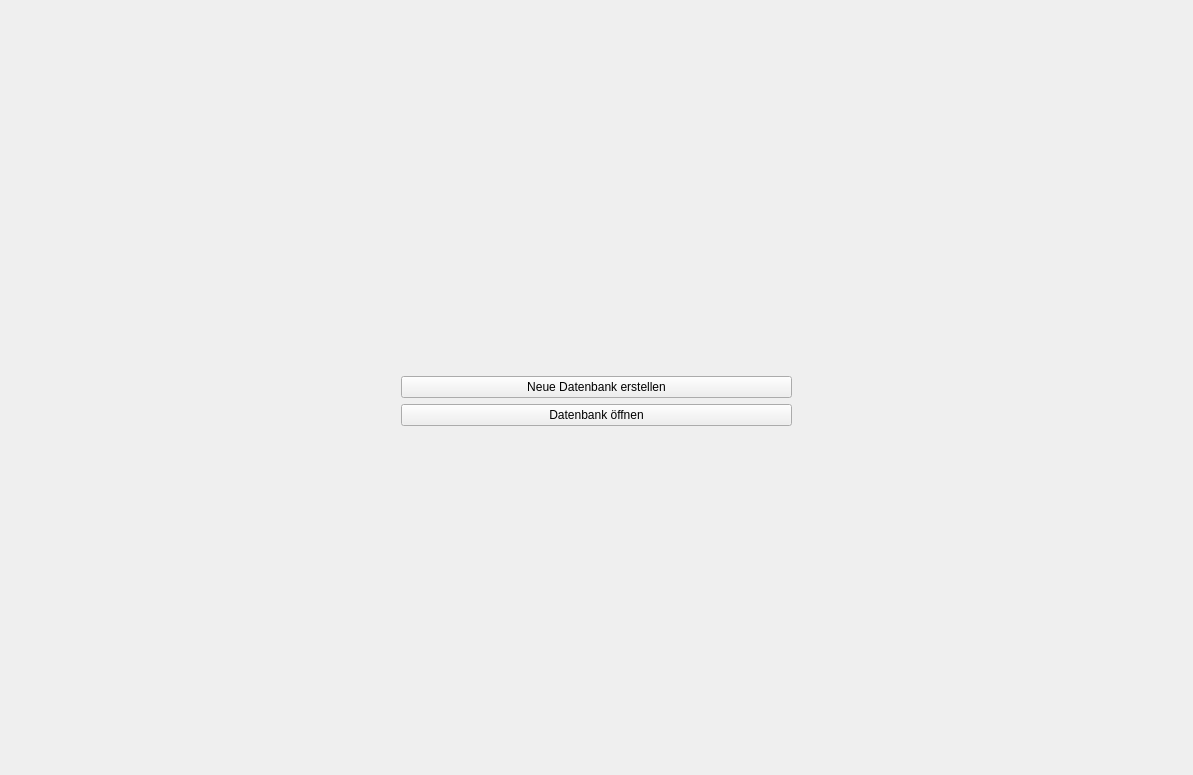
The window that ui/WelcomeWidget.ui (JulWit/PasswordManager) describes before a commit, drawn with Qt 5.
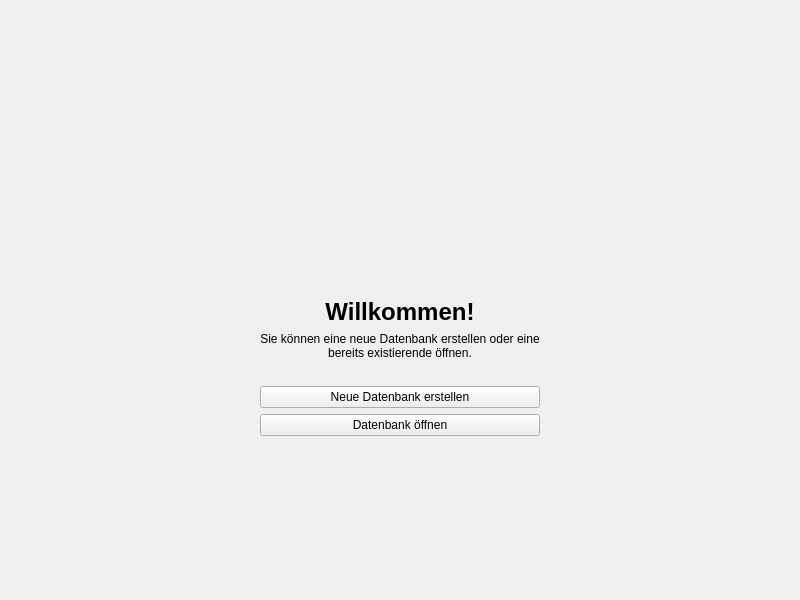
The same window after the commit. Icons and pictures are not drawn.

Commit message: WelcomeWidget angepasst

```diff
--- a/ui/WelcomeWidget.ui
+++ b/ui/WelcomeWidget.ui
@@ -6,8 +6,8 @@
    <rect>
     <x>0</x>
     <y>0</y>
-    <width>1193</width>
-    <height>775</height>
+    <width>800</width>
+    <height>600</height>
    </rect>
   </property>
   <property name="windowTitle">
@@ -16,46 +16,77 @@
   <layout class="QGridLayout" name="gridLayout">
    <item row="1" column="1">
     <layout class="QVBoxLayout" name="verticalLayout_2">
+     <property name="spacing">
+      <number>6</number>
+     </property>
      <item>
-      <layout class="QHBoxLayout" name="horizontalLayout">
-       <item>
-        <spacer name="horizontalSpacer">
-         <property name="orientation">
-          <enum>Qt::Horizontal</enum>
-         </property>
-         <property name="sizeHint" stdset="0">
-          <size>
-           <width>40</width>
-           <height>20</height>
-          </size>
-         </property>
-        </spacer>
-       </item>
-       <item>
+      <layout class="QGridLayout" name="gridLayout_2">
+       <property name="leftMargin">
+        <number>50</number>
+       </property>
+       <property name="rightMargin">
+        <number>50</number>
+       </property>
+       <property name="bottomMargin">
+        <number>0</number>
+       </property>
+       <item row="0" column="0">
         <widget class="QLabel" name="label">
+         <property name="minimumSize">
+          <size>
+           <width>128</width>
+           <height>128</height>
+          </size>
+         </property>
+         <property name="maximumSize">
+          <size>
+           <width>128</width>
+           <height>128</height>
+          </size>
+         </property>
          <property name="pixmap">
           <pixmap>../img/logo.svg</pixmap>
          </property>
+         <property name="scaledContents">
+          <bool>true</bool>
+         </property>
+         <property name="alignment">
+          <set>Qt::AlignCenter</set>
+         </property>
         </widget>
        </item>
-       <item>
-        <spacer name="horizontalSpacer_2">
-         <property name="orientation">
-          <enum>Qt::Horizontal</enum>
-         </property>
-         <property name="sizeType">
-          <enum>QSizePolicy::Expanding</enum>
-         </property>
-         <property name="sizeHint" stdset="0">
-          <size>
-           <width>40</width>
-           <height>20</height>
-          </size>
-         </property>
-        </spacer>
-       </item>
       </layout>
      </item>
+     <item>
+      <widget class="QLabel" name="label_2">
+       <property name="font">
+        <font>
+         <pointsize>18</pointsize>
+         <weight>75</weight>
+         <bold>true</bold>
+        </font>
+       </property>
+       <property name="text">
+        <string>Willkommen!</string>
+       </property>
+       <property name="alignment">
+        <set>Qt::AlignCenter</set>
+       </property>
+      </widget>
+     </item>
+     <item>
+      <widget class="QLabel" name="label_3">
+       <property name="text">
+        <string>Sie können eine neue Datenbank erstellen oder eine bereits existierende öffnen.</string>
+       </property>
+       <property name="alignment">
+        <set>Qt::AlignCenter</set>
+       </property>
+       <property name="wordWrap">
+        <bool>true</bool>
+       </property>
+      </widget>
+     </item>
      <item>
       <spacer name="verticalSpacer">
        <property name="orientation">
@@ -86,22 +117,6 @@
        </property>
       </widget>
      </item>
-     <item>
-      <spacer name="verticalSpacer_2">
-       <property name="orientation">
-        <enum>Qt::Vertical</enum>
-       </property>
-       <property name="sizeType">
-        <enum>QSizePolicy::Fixed</enum>
-       </property>
-       <property name="sizeHint" stdset="0">
-        <size>
-         <width>20</width>
-         <height>20</height>
-        </size>
-       </property>
-      </spacer>
-     </item>
     </layout>
    </item>
    <item row="1" column="2">
```
